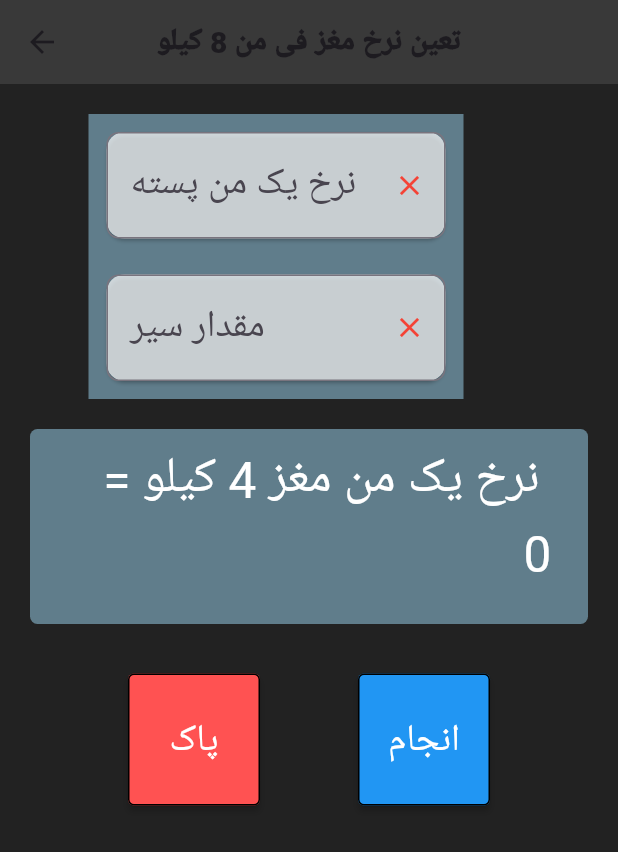
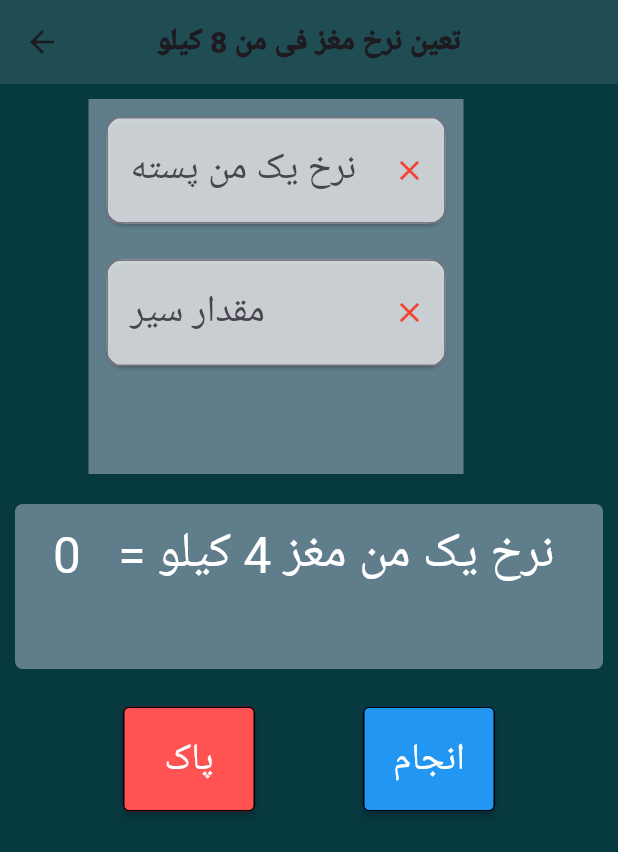
Before and after one commit to SalahuddinRahmani/p_calculator2, a Flutter app: the Maghz screen opened directly, on a phone screen of 412 x 824 dp. Shown: the top 852 px of the screen. Run offline on Flutter 3.47's test engine with Material 3 defaults, Android fonts, the phone set to English and light mode, and no system bars; our stand-ins replace rflutter_alert, shared_preferences, shimmer; accounts and stored records are empty.

```diff
--- a/lib/taiin maghz.dart
+++ b/lib/taiin maghz.dart
@@ -50,7 +50,7 @@ class _MaghzState extends State<Maghz> {
   @override
   Widget build(BuildContext context) {
     return Scaffold(
-      backgroundColor: Colors.black87,
+      backgroundColor: Color.fromRGBO(7, 57, 65, 1),
 
       appBar: AppBar(
         backgroundColor: Colors.white10,
@@ -61,16 +61,19 @@ class _MaghzState extends State<Maghz> {
       ),
       body: Center(
         child: Padding(
-          padding: EdgeInsets.all(20.0),
+          padding: EdgeInsets.all(10.0),
           child: Column(
             children: [
 
 
-              Row(
+              Flexible(
+                flex: 5,
+                child: Row(
                   mainAxisAlignment: MainAxisAlignment.center,
                   children: [
                     Container(
                       width:250,
+                      height: 250,
                       color: Colors.blueGrey,
                       child: Column(
                         children: [
@@ -79,6 +82,7 @@ class _MaghzState extends State<Maghz> {
                             padding: EdgeInsets.all(8.0),
                             child: Card(
                               color: Colors.white70,
+                              child: Expanded(
                                 child: TextField(
                                   keyboardType: TextInputType.number,
                                   enabled: isTextEditabl,
@@ -102,10 +106,12 @@ class _MaghzState extends State<Maghz> {
                                 ),
                               ),
                             ),
+                          ),
                           Padding(
                             padding: EdgeInsets.all(8.0),
                             child: Card(
                               color: Colors.white70,
+                              child: Expanded(
                                 child: TextField(
                                   keyboardType: TextInputType.number,
                                   controller: tec2,
@@ -125,6 +131,7 @@ class _MaghzState extends State<Maghz> {
                                 ),
                               ),
                             ),
+                          ),
                         ],
                       ),
                     ),
@@ -134,12 +141,15 @@ class _MaghzState extends State<Maghz> {
 
                   ],
                 ),
+              ),
 
               SizedBox(
                 height: 20,
               ),
-              Container(
-                  height: 130,
+              Flexible(
+                flex:3,
+                child: Container(
+                    height: 110,
                     decoration: BoxDecoration(
                         color: Colors.blueGrey,
                         borderRadius: BorderRadius.circular(5)),
@@ -150,17 +160,20 @@ class _MaghzState extends State<Maghz> {
                         style: TextStyle(color: Colors.white, fontSize: 33),
                       ),
                     )),
+              ),
 
               SizedBox(
-                height: 33,
+                height: 25,
               ),
-              Row(
+              Flexible(
+                flex: 2,
+                child: Row(
                   mainAxisAlignment: MainAxisAlignment.spaceEvenly,
                   children: [
                     MaterialButton(
                       color: Colors.redAccent,
                       shape: OutlineInputBorder(),
-                    height: 88,
+                      height: 70,
                       onPressed: () {
                         setState(() {
                           result1 = 0;
@@ -177,7 +190,7 @@ class _MaghzState extends State<Maghz> {
                     MaterialButton(
                       color: Colors.blue,
                       shape: OutlineInputBorder(),
-                    height: 88,
+                      height: 70,
                       onPressed: () {
                         setState(() {
                           num n1 = num.parse(tec1.text);
@@ -193,6 +206,7 @@ class _MaghzState extends State<Maghz> {
                     ),
                   ],
                 ),
+              ),
             ],
           ),
         ),
--- a/pubspec.yaml
+++ b/pubspec.yaml
@@ -35,6 +35,8 @@ dependencies:
   hive: ^2.2.3
   hive_flutter: ^1.1.0
   rflutter_alert: ^2.0.7
+  shimmer: ^3.0.0
+
 
 
   # The following adds the Cupertino Icons font to your application.
@@ -70,6 +72,7 @@ flutter:
     - images/BeautyPlus_۲۰۲۳۰۷۱۵۲۰۱۶۵۰۰۵۲_save.jpg
     - images/sdsdsd (1).jpg
     - images/sdsdsd (2).jpg
+    - images/pistachio_PNG37.png
   #   - images/a_dot_ham.jpeg
 
   # An image asset can refer to one or more resolution-specific "variants", see
```
Also changed, not shown: lib/main.dart (+8 -5 lines), lib/splash.dart (+51 -9 lines), pubspec.lock. Lines whose indentation alone changed are shown as unchanged.
